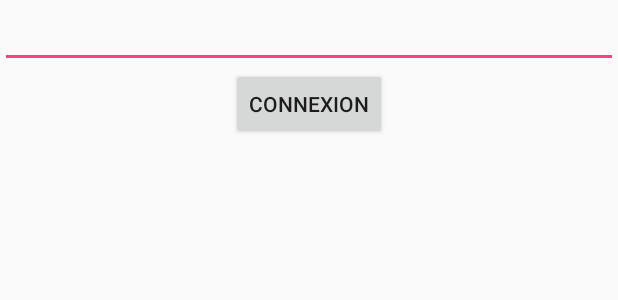
After one commit to wasmax/DijonCenter_MB, an Android app: the layout activity_login.xml on its own in the app's theme, with its tools: preview values and no code run, on a phone screen of 412 x 824 dp. The commit adds this screen. Shown: the top 300 px of the screen. Run offline under Robolectric (Android 15) with nearby library versions, the phone set to English and light mode, and no system bars.

Commit message:
Commit 18h30

```diff
--- /dev/null
+++ b/app/src/main/res/layout/activity_login.xml
@@ -0,0 +1,20 @@
+<?xml version="1.0" encoding="utf-8"?>
+<LinearLayout xmlns:android="http://schemas.android.com/apk/res/android"
+    android:orientation="vertical" android:layout_width="match_parent"
+    android:layout_height="match_parent">
+
+    <EditText
+        android:id="@+id/txtLogin"
+        android:layout_width="match_parent"
+        android:layout_height="wrap_content"
+        android:layout_gravity="center_horizontal"
+        android:inputType="textPersonName" />
+
+    <Button
+            android:id="@+id/btnLogin"
+            android:layout_width="wrap_content"
+            android:layout_height="wrap_content"
+            android:layout_gravity="center_horizontal"
+            android:text="Connexion" />
+
+</LinearLayout>
--- a/app/src/main/res/values/strings.xml
+++ b/app/src/main/res/values/strings.xml
@@ -4,4 +4,6 @@
     <string name="parcours">Les Parcours</string>
     <string name="pois">Les Pois</string>
     <string name="quitter">Quitter</string>
+
+    <string name="app_sante">myhealthbarthelemy</string>
 </resources>
```
Also changed, not shown: app/src/main/AndroidManifest.xml (+23 -26 lines), app/src/main/java/com/example/barthelemy/dijoncenter_mb/LoginActivity.java (added, +79 -0 lines), app/src/main/java/com/example/barthelemy/dijoncenter_mb/MainActivity.java (+31 -0 lines), app/src/main/java/com/example/barthelemy/dijoncenter_mb/Model/Personne.java (added, +86 -0 lines).
